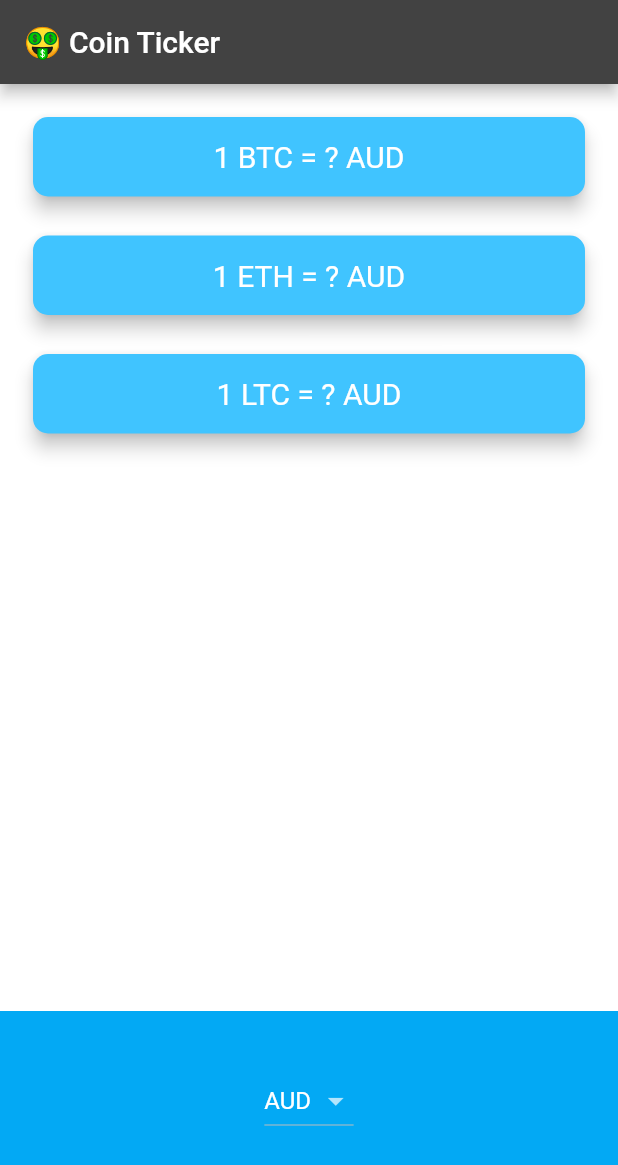
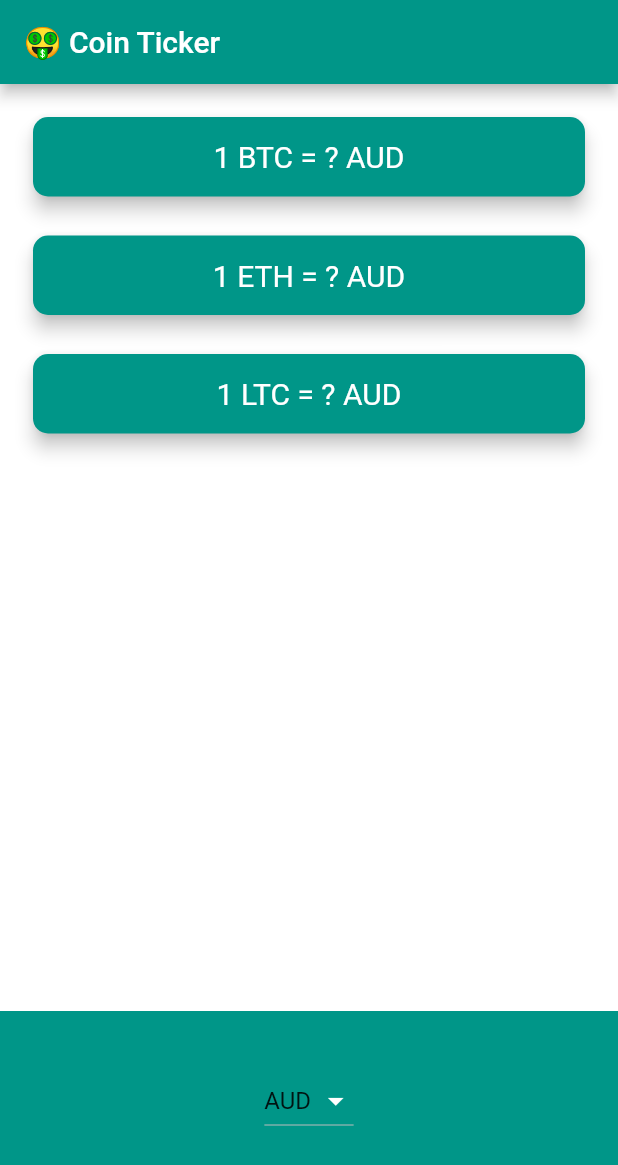
Before and after one commit to He5am/BitcoinTicker, a Flutter app: the screen it shows after launch, on a phone screen of 412 x 824 dp. Shown: the top 1165 px of the screen. Run offline on Flutter 3.47's test engine with Material 2 defaults, Android fonts, the phone set to English and light mode, and no system bars; network calls fail.

Commit message:
Theme Changed

```diff
--- a/lib/main.dart
+++ b/lib/main.dart
@@ -10,9 +10,9 @@ class MyApp extends StatelessWidget {
   Widget build(BuildContext context) {
     return MaterialApp(
       debugShowCheckedModeBanner: false,
-      theme: ThemeData.dark().copyWith(
-          primaryColor: Colors.lightBlue,
-          scaffoldBackgroundColor: Colors.white),
+      theme: ThemeData(
+         primarySwatch : Colors.teal, scaffoldBackgroundColor: Colors.white),
+
       home: PriceScreen(),
     );
   }
--- a/lib/price_screen.dart
+++ b/lib/price_screen.dart
@@ -23,6 +23,8 @@ class _PriceScreenState extends State<PriceScreen> {
 
     return DropdownButton<String>(
       value: selectedCurrency,
+      dropdownColor: Colors.white,
+      iconEnabledColor: Colors.white,
       items: dropdownItems,
       onChanged: (value) {
         setState(() {
@@ -40,7 +42,7 @@ class _PriceScreenState extends State<PriceScreen> {
     }
 
     return CupertinoPicker(
-      backgroundColor: Colors.lightBlue,
+      backgroundColor: Colors.tealAccent,
       itemExtent: 32.0,
       onSelectedItemChanged: (selectedIndex) {
         setState(() {
@@ -106,7 +108,7 @@ class _PriceScreenState extends State<PriceScreen> {
             height: 150.0,
             alignment: Alignment.center,
             padding: EdgeInsets.only(bottom: 30.0),
-            color: Colors.lightBlue,
+            color: Colors.teal,
             child: Platform.isIOS ? iOSPicker() : androidDropdown(),
           ),
         ],
@@ -131,7 +133,7 @@ class CryptoCard extends StatelessWidget {
     return Padding(
       padding: EdgeInsets.fromLTRB(18.0, 18.0, 18.0, 0),
       child: Card(
-        color: Colors.lightBlueAccent,
+        color: Colors.teal,
         elevation: 5.0,
         shape: RoundedRectangleBorder(
           borderRadius: BorderRadius.circular(10.0),
```
